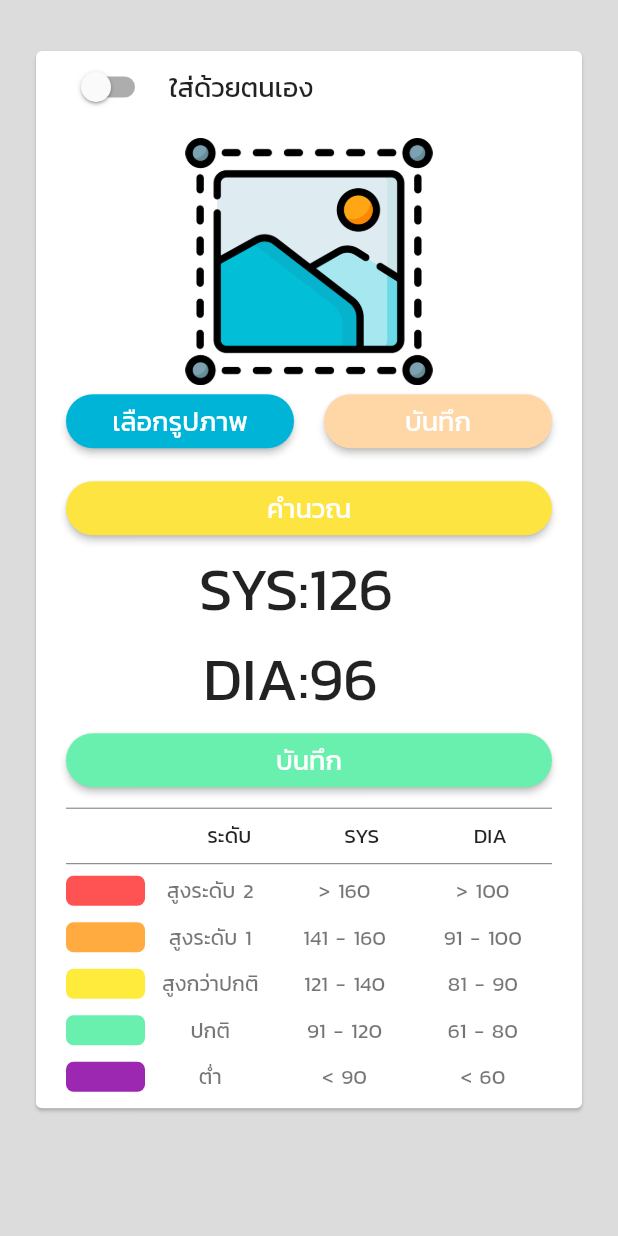
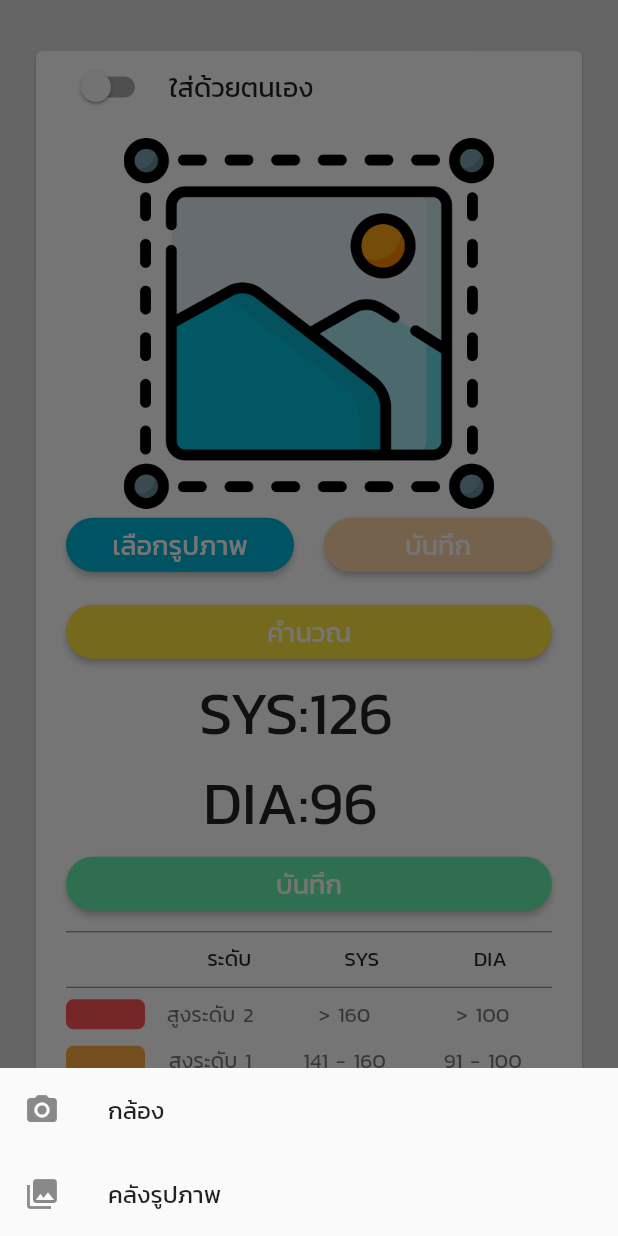
Before and after one commit to kypdev/everydone-app, a Flutter app: the HomeScreen screen opened directly, after a tap on "เลือกรูปภาพ", on a phone screen of 412 x 824 dp. Run offline on Flutter 3.47's test engine with Material 2 defaults, Android fonts, the phone set to English and light mode, and no system bars; our stand-ins replace bottom_navy_bar, cloud_firestore, firebase_auth, firebase_storage, flutter_tts, font_awesome_flutter and 3 more; accounts and stored records are empty.

Commit message:
select image set image ok

```diff
--- a/lib/views/home_screen.dart
+++ b/lib/views/home_screen.dart
@@ -173,15 +173,19 @@ class _HomeScreenState extends State<HomeScreen> {
             null != snapshot.data) {
           tmpFile = snapshot.data;
           base64Image = base64Encode(snapshot.data.readAsBytesSync());
-          return Container(
+          return Padding(
+            padding: const EdgeInsets.only(left: 20, right: 20, top: 10, bottom: 10),
+            child: Container(
               width: MediaQuery.of(context).size.width,
               height: MediaQuery.of(context).size.height * 0.3,
               decoration: BoxDecoration(
+                borderRadius: BorderRadius.circular(20),
                 image: DecorationImage(
                   image: FileImage(
                     snapshot.data,
                   ),
-                fit: BoxFit.cover,
+                  fit: BoxFit.fill,
+                ),
               ),
             ),
           );
@@ -200,7 +204,7 @@ class _HomeScreenState extends State<HomeScreen> {
         } else {
           return Container(
             width: MediaQuery.of(context).size.width,
-            height: MediaQuery.of(context).size.height * 0.2,
+            height: MediaQuery.of(context).size.height * 0.3,
             decoration: BoxDecoration(
               image: DecorationImage(
                 image: AssetImage('assets/images/no-image.png'),
@@ -493,6 +497,7 @@ class _HomeScreenState extends State<HomeScreen> {
                                                     color: Color(0xff00b4d8),
                                                     onPressed: () {
                                                       print('choose image');
+                                                      chooseImage();
                                                     },
                                                     child: Text(
                                                       'เลือกรูปภาพ',
```
Lines whose indentation alone changed are shown as unchanged.
